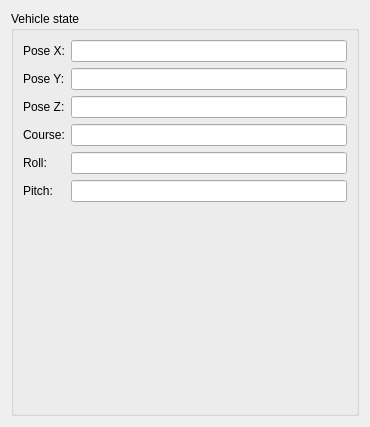
Above: src/vehiclestatetable.ui from KarzEV/qt-project-feature-qml_design before the change. Below: the same form after it.
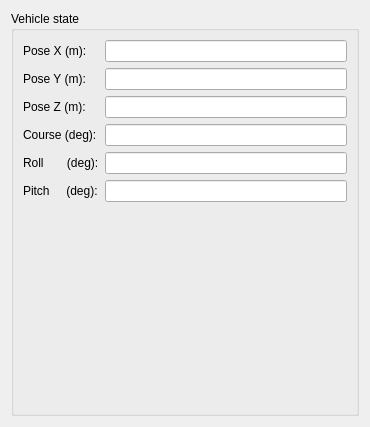
That is the form after the change.

What changed in the file:
```diff
--- a/src/vehiclestatetable.ui
+++ b/src/vehiclestatetable.ui
@@ -23,42 +23,42 @@
       <item row="0" column="0">
        <widget class="QLabel" name="x_label">
         <property name="text">
-         <string>Pose X:</string>
+         <string>Pose X (m):</string>
         </property>
        </widget>
       </item>
       <item row="1" column="0">
        <widget class="QLabel" name="y_label">
         <property name="text">
-         <string>Pose Y:</string>
+         <string>Pose Y (m):</string>
         </property>
        </widget>
       </item>
       <item row="2" column="0">
        <widget class="QLabel" name="z_label">
         <property name="text">
-         <string>Pose Z:</string>
+         <string>Pose Z (m):</string>
         </property>
        </widget>
       </item>
       <item row="3" column="0">
        <widget class="QLabel" name="course_label">
         <property name="text">
-         <string>Сourse:</string>
+         <string>Сourse (deg):</string>
         </property>
        </widget>
       </item>
       <item row="4" column="0">
        <widget class="QLabel" name="roll_label">
         <property name="text">
-         <string>Roll:</string>
+         <string>Roll       (deg):</string>
         </property>
        </widget>
       </item>
       <item row="5" column="0">
        <widget class="QLabel" name="pitch_label">
         <property name="text">
-         <string>Pitch:</string>
+         <string>Pitch     (deg):</string>
         </property>
        </widget>
       </item>
```
